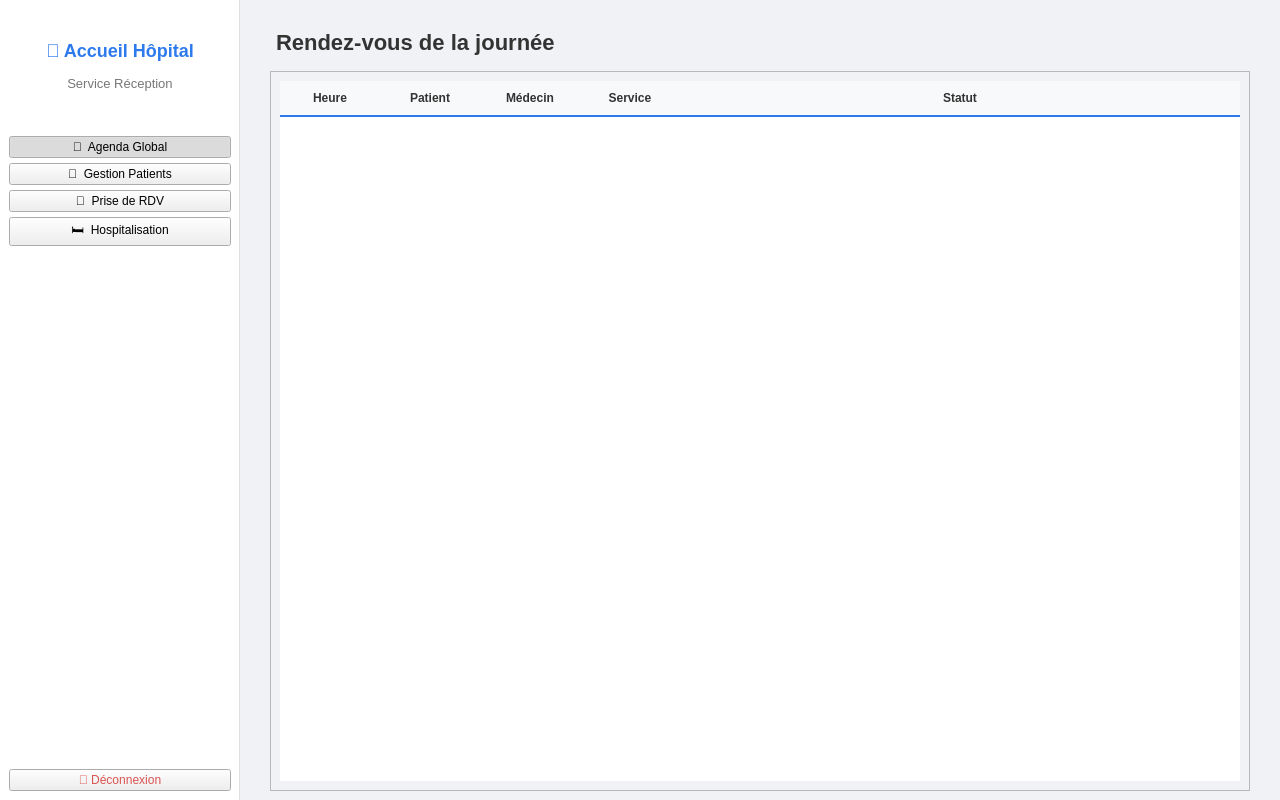
itsmeefatiha/hospital-management-cpp-gui, file receptiondashboard.ui: the form before one commit.
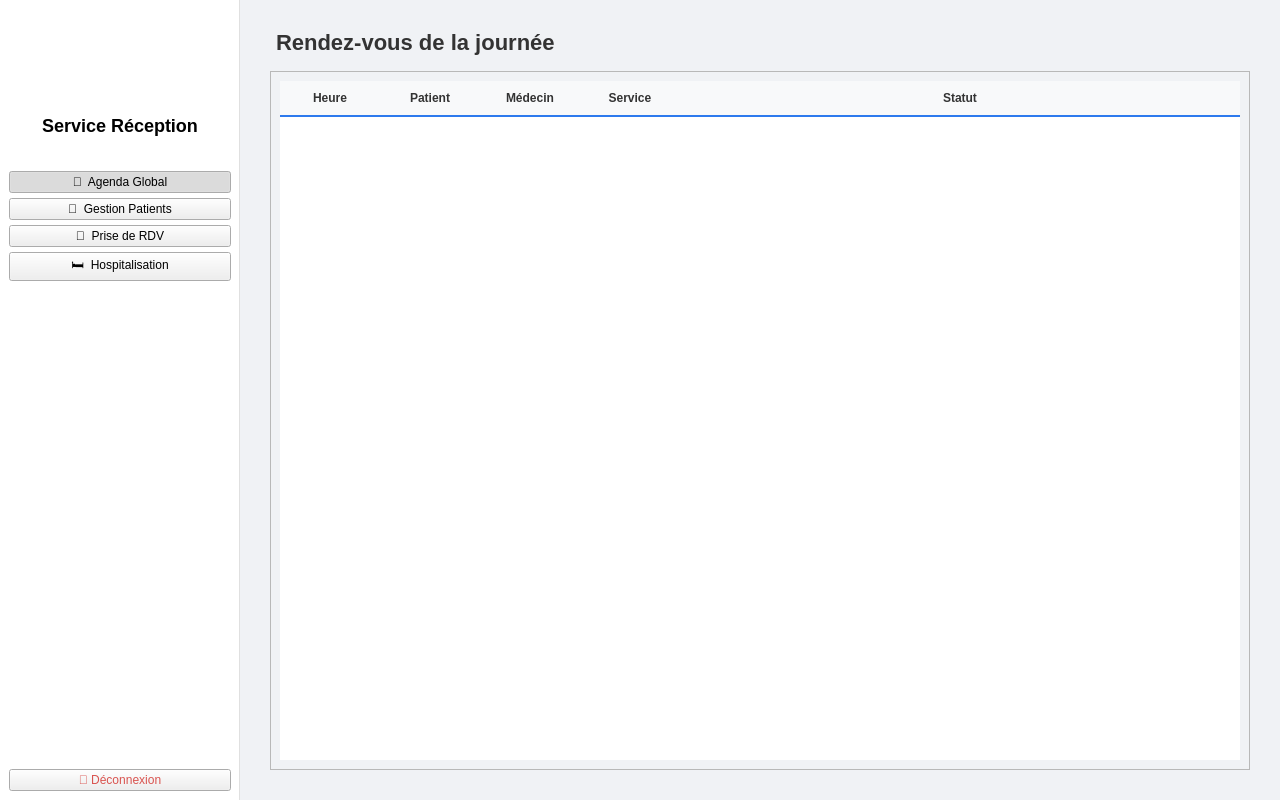
The form after the commit.

The edit to the form file:
```diff
--- a/receptiondashboard.ui
+++ b/receptiondashboard.ui
@@ -20,28 +20,28 @@
 
 /* --- SIDEBAR --- */
 QFrame#frame_sidebar { background-color: white; border-right: 1px solid #e0e0e0; }
-QLabel#label_app_name { color: #2d7aed; font-weight: bold; font-size: 18px; padding: 10px; }
-QLabel#label_role { color: #777; font-size: 13px; padding-bottom: 20px; }
+QLabel#label_app_name { color: #2d7aed; font-weight: bold; font-size: 18px; padding: 5px; }
+QLabel#label_role { color: #777; font-size: 13px; padding-bottom: 20px; font-weight: bold; }
 
 /* BOUTONS SIDEBAR */
-QPushButton.SidebarBtn {
+QPushButton[class=&quot;SidebarBtn&quot;] {
     text-align: left; padding: 12px 20px; border: none; background-color: transparent;
     font-size: 15px; color: #555; border-radius: 5px; margin: 4px 10px;
 }
-QPushButton.SidebarBtn:hover { background-color: #f5f7fa; color: #2d7aed; }
-QPushButton.SidebarBtn:checked { background-color: #e6f0ff; color: #2d7aed; font-weight: bold; }
+QPushButton[class=&quot;SidebarBtn&quot;]:hover { background-color: #f5f7fa; color: #2d7aed; }
+QPushButton[class=&quot;SidebarBtn&quot;]:checked { background-color: #e6f0ff; color: #2d7aed; font-weight: bold; }
 
 /* --- CONTENEURS --- */
-QFrame.Card { background-color: white; border-radius: 8px; border: 1px solid #dcdcdc; }
+QFrame[class=&quot;Card&quot;] { background-color: white; border-radius: 8px; border: 1px solid #dcdcdc; }
 
-/* --- TABLEAU (CORRECTION COULEUR) --- */
+/* --- TABLEAU --- */
 QTableWidget { 
     background-color: white; 
     border: none; 
     gridline-color: #f0f0f0; 
     selection-background-color: #e6f0ff; 
     selection-color: #2d7aed;
-    color: #333333; /* &lt;-- ICI : Texte en noir */
+    color: #333333;
 }
 
 QHeaderView::section { 
@@ -50,7 +50,7 @@
     border: none; 
     border-bottom: 2px solid #2d7aed; 
     font-weight: bold; 
-    color: #333333; /* &lt;-- ICI : Titres en noir */
+    color: #333333;
 }
 </string>
   </property>
@@ -96,10 +96,25 @@
        <property name="topMargin">
         <number>30</number>
        </property>
-       <item>
-        <widget class="QLabel" name="label_app_name">
+       <item alignment="Qt::AlignmentFlag::AlignHCenter">
+        <widget class="QLabel" name="label_logo">
+         <property name="minimumSize">
+          <size>
+           <width>70</width>
+           <height>70</height>
+          </size>
+         </property>
+         <property name="maximumSize">
+          <size>
+           <width>100</width>
+           <height>100</height>
+          </size>
+         </property>
          <property name="text">
-          <string>🏥 Accueil Hôpital</string>
+          <string/>
+         </property>
+         <property name="scaledContents">
+          <bool>true</bool>
          </property>
          <property name="alignment">
           <set>Qt::AlignmentFlag::AlignCenter</set>
@@ -108,6 +123,9 @@
        </item>
        <item>
         <widget class="QLabel" name="label_role">
+         <property name="styleSheet">
+          <string notr="true">color: #000; font-weight: bold; font-size: 18px; padding: 10px;</string>
+         </property>
          <property name="text">
           <string>Service Réception</string>
          </property>
@@ -232,7 +250,10 @@
             <number>30</number>
         </property>
         <property name="rightMargin">
-            <number>30</number>
+         <number>30</number>
+        </property>
+        <property name="bottomMargin">
+         <number>30</number>
         </property>
         <item>
          <widget class="QLabel" name="label_title_agenda">
```
Left out of the diff: 50 changed lines with no effect on the pictures.
